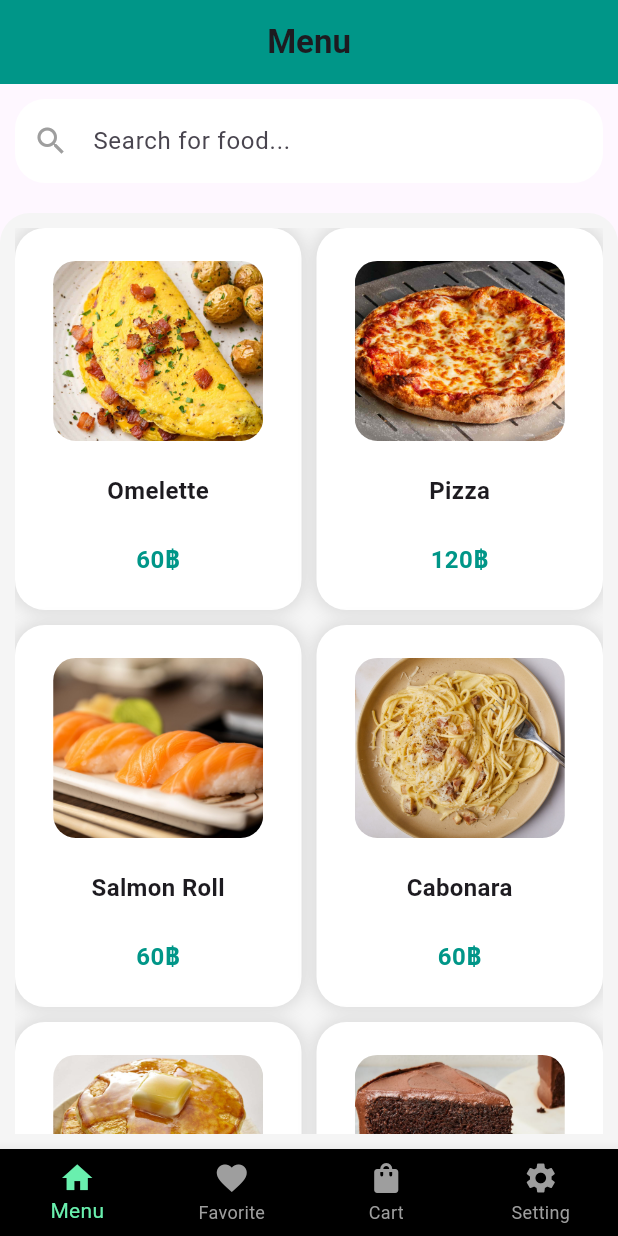
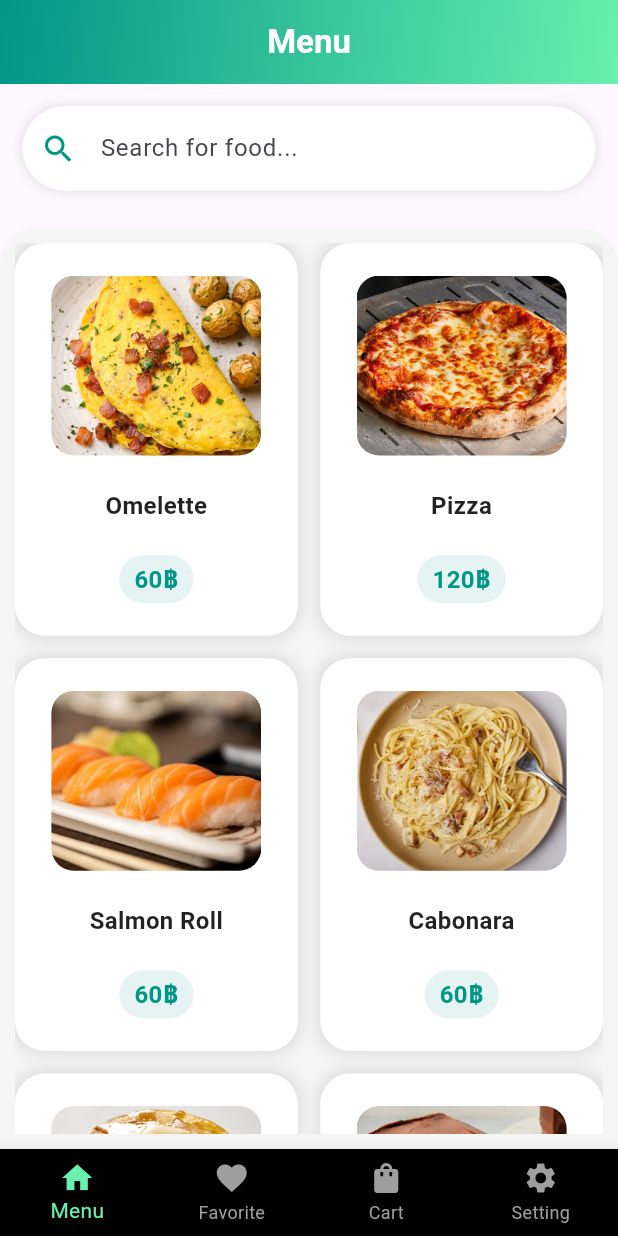
Before and after one commit to pwtpcn/Mobile-Food-App, a Flutter app: the screen it shows after launch, on a phone screen of 412 x 824 dp. Run offline on Flutter 3.47's test engine with Material 3 defaults, Android fonts, the phone set to English and light mode, and no system bars.

Commit message:
edit menu page

```diff
--- a/lib/menu.dart
+++ b/lib/menu.dart
@@ -16,23 +16,49 @@ class _MenuPageState extends State<MenuPage> {
       appBar: AppBar(
         title: const Text(
           'Menu',
-          style: TextStyle(fontWeight: FontWeight.bold),
+          style: TextStyle(
+            fontWeight: FontWeight.bold,
+            fontSize: 22,
+            color: Colors.white,
+          ),
         ),
         centerTitle: true,
-        backgroundColor: Colors.teal,
+        flexibleSpace: Container(
+          decoration: const BoxDecoration(
+            gradient: LinearGradient(
+              colors: [Colors.teal, Colors.greenAccent],
+              begin: Alignment.topLeft,
+              end: Alignment.bottomRight,
+            ),
+          ),
+        ),
+        elevation: 0,
       ),
       body: Column(children: [
         Padding(
-          padding: const EdgeInsets.all(10.0),
+          padding: const EdgeInsets.all(15.0),
+          child: Container(
+            decoration: BoxDecoration(
+              color: Colors.white,
+              borderRadius: BorderRadius.circular(30),
+              boxShadow: [
+                BoxShadow(
+                  color: Colors.black.withOpacity(0.1),
+                  blurRadius: 5,
+                  spreadRadius: 1,
+                ),
+              ],
+            ),
             child: TextField(
               decoration: InputDecoration(
-              prefixIcon: const Icon(Icons.search, color: Colors.grey),
+                prefixIcon: const Icon(Icons.search, color: Colors.teal),
                 hintText: "Search for food...",
                 filled: true,
                 fillColor: Colors.white,
                 border: OutlineInputBorder(
-                borderRadius: BorderRadius.circular(20),
+                  borderRadius: BorderRadius.circular(30),
                   borderSide: BorderSide.none,
+                ),
               ),
             ),
           ),
@@ -44,15 +70,15 @@ class _MenuPageState extends State<MenuPage> {
             decoration: BoxDecoration(
               color: Colors.grey[100],
               borderRadius: const BorderRadius.only(
-                topLeft: Radius.circular(20),
-                topRight: Radius.circular(20),
+                topLeft: Radius.circular(25),
+                topRight: Radius.circular(25),
               ),
             ),
             child: GridView.count(
               crossAxisCount: 2,
-              childAspectRatio: 0.75,
-              crossAxisSpacing: 10,
-              mainAxisSpacing: 10,
+              childAspectRatio: 0.72,
+              crossAxisSpacing: 15,
+              mainAxisSpacing: 15,
               children: const [
                 ProductBox(name: "Omelette", price: 60, image: "omelette.jpg"),
                 ProductBox(name: "Pizza", price: 120, image: "pizza.jpg"),
@@ -126,11 +152,18 @@ class ProductBox extends StatelessWidget {
             Text(
               name,
               textAlign: TextAlign.center,
-              style: const TextStyle(fontSize: 16, fontWeight: FontWeight.bold),
+              style: const TextStyle(fontSize: 16, fontWeight: FontWeight.bold, color: Colors.black87),
             ),
-            Text(
+            Container(
+              padding: const EdgeInsets.symmetric(vertical: 4, horizontal: 10),
+              decoration: BoxDecoration(
+                color: Colors.teal.withOpacity(0.1),
+                borderRadius: BorderRadius.circular(20),
+              ),
+              child: Text(
                 "$price฿",
                 style: const TextStyle(fontSize: 16, color: Colors.teal, fontWeight: FontWeight.w600),
+              ),
             ),
           ],
         ),
```
Lines whose indentation alone changed are shown as unchanged.
